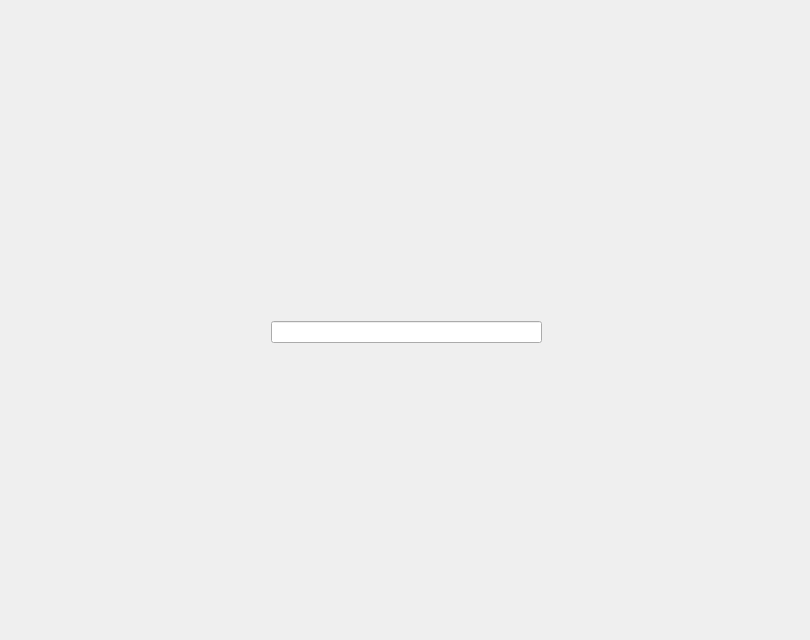
Above: units/home.ui from WuJunkai2004/ling before the change. Below: the same form after it.
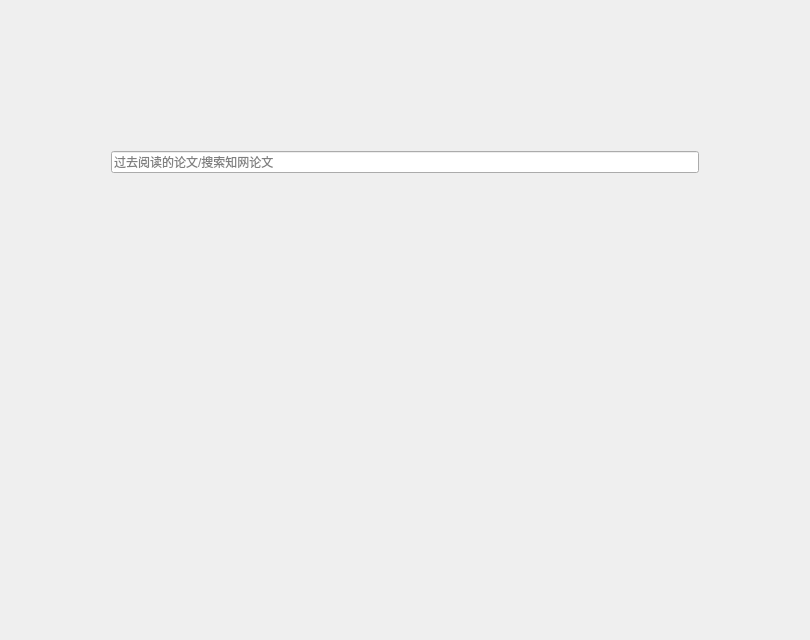
That is the form after the change. Icons and pictures are not drawn. Custom widgets are drawn as their Qt base class.

Commit message: feat: 添加新图标并更新主界面和信息界面的布局

The edit to the form file:
```diff
--- a/units/home.ui
+++ b/units/home.ui
@@ -13,24 +13,23 @@
   <property name="windowTitle">
    <string>Form</string>
   </property>
-  <widget class="QWidget" name="">
-   <property name="geometry">
-    <rect>
-     <x>1</x>
-     <y>1</y>
-     <width>811</width>
-     <height>641</height>
-    </rect>
-   </property>
+  <layout class="QHBoxLayout" name="horizontalLayout_2">
+   <item>
    <layout class="QHBoxLayout" name="horizontalLayout">
+     <property name="sizeConstraint">
+      <enum>QLayout::SetMaximumSize</enum>
+     </property>
     <item>
      <spacer name="horizontalSpacer">
       <property name="orientation">
        <enum>Qt::Horizontal</enum>
       </property>
+       <property name="sizeType">
+        <enum>QSizePolicy::Fixed</enum>
+       </property>
       <property name="sizeHint" stdset="0">
        <size>
-        <width>40</width>
+         <width>100</width>
         <height>20</height>
        </size>
       </property>
@@ -38,15 +37,21 @@
     </item>
     <item>
      <layout class="QVBoxLayout" name="verticalLayout">
+       <property name="sizeConstraint">
+        <enum>QLayout::SetMaximumSize</enum>
+       </property>
       <item>
        <spacer name="verticalSpacer_2">
         <property name="orientation">
          <enum>Qt::Vertical</enum>
         </property>
+         <property name="sizeType">
+          <enum>QSizePolicy::Preferred</enum>
+         </property>
         <property name="sizeHint" stdset="0">
          <size>
           <width>20</width>
-          <height>40</height>
+           <height>60</height>
          </size>
         </property>
        </spacer>
@@ -65,7 +70,36 @@
        </widget>
       </item>
       <item>
-       <widget class="SearchLineEdit" name="lineEdit"/>
+        <spacer name="verticalSpacer_3">
+         <property name="orientation">
+          <enum>Qt::Vertical</enum>
+         </property>
+         <property name="sizeType">
+          <enum>QSizePolicy::Preferred</enum>
+         </property>
+         <property name="sizeHint" stdset="0">
+          <size>
+           <width>20</width>
+           <height>60</height>
+          </size>
+         </property>
+        </spacer>
+       </item>
+       <item>
+        <widget class="SearchLineEdit" name="lineEdit">
+         <property name="inputMask">
+          <string/>
+         </property>
+         <property name="text">
+          <string/>
+         </property>
+         <property name="frame">
+          <bool>true</bool>
+         </property>
+         <property name="placeholderText">
+          <string>过去阅读的论文/搜索知网论文</string>
+         </property>
+        </widget>
       </item>
       <item>
        <spacer name="verticalSpacer">
@@ -87,16 +121,20 @@
       <property name="orientation">
        <enum>Qt::Horizontal</enum>
       </property>
+       <property name="sizeType">
+        <enum>QSizePolicy::Fixed</enum>
+       </property>
       <property name="sizeHint" stdset="0">
        <size>
-        <width>40</width>
+         <width>100</width>
         <height>20</height>
        </size>
       </property>
      </spacer>
     </item>
    </layout>
-  </widget>
+   </item>
+  </layout>
  </widget>
  <customwidgets>
   <customwidget>
```
Left out of the diff: 2 changed lines with no effect on the pictures. Lines whose indentation alone changed are shown as unchanged. The commit also changes 3 other files.
